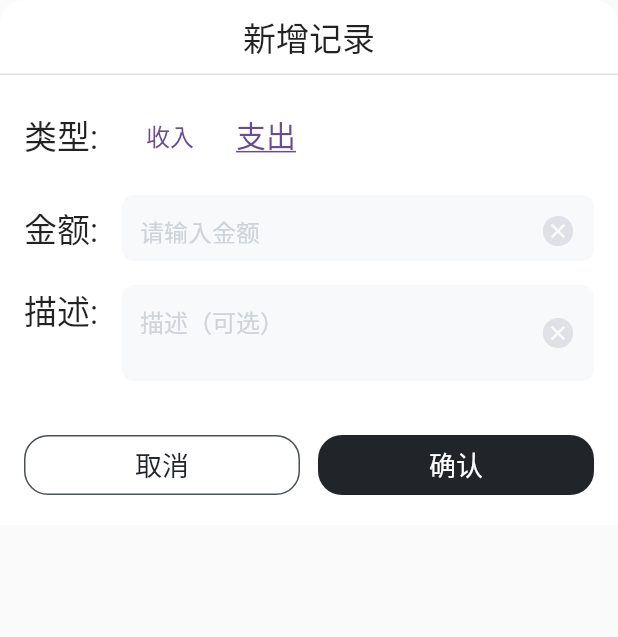
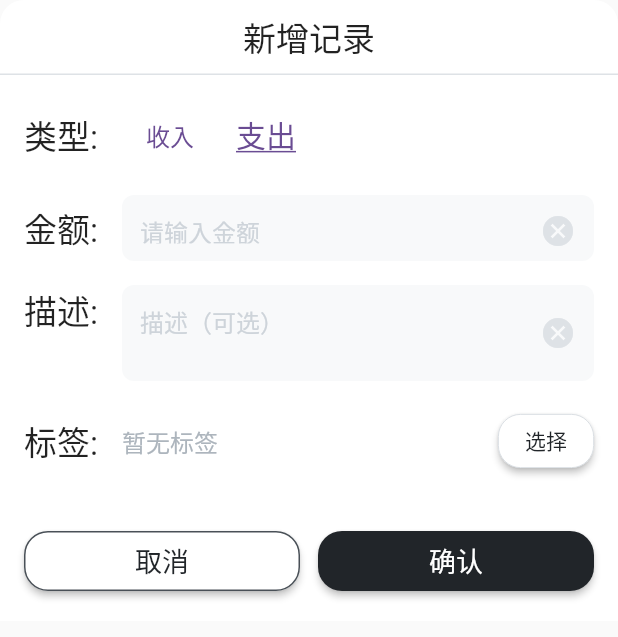
Before and after one commit to lopo12123/wuwu, a Flutter app: the BSConsumptionCreate widget shown alone on an empty page, opened directly, on a phone screen of 412 x 824 dp. Shown: the top 637 px of the screen. Run offline on Flutter 3.47's test engine with Material 2 defaults, Android fonts, the phone set to English and light mode, and no system bars; our stand-ins replace bot_toast, curved_navigation_bar, flutter_slidable, get, hive, hive_flutter and 3 more; missing offline and left inert: flip_board, gesture_password_widget, window_manager, windows_single_instance; accounts and stored records are empty; generated files the repository leaves out were written again; Roboto replaces fonts that are missing (ShouShu, XiaoBai); statements that could not run were skipped.

Commit message:
feat: 新增记录 bs

```diff
--- a/lib/views/bottom_sheet/bs_consumption_create.dart
+++ b/lib/views/bottom_sheet/bs_consumption_create.dart
@@ -2,19 +2,48 @@ import 'package:flutter/material.dart';
 import 'package:get/get.dart';
 import 'package:wuwu/components/common/input_box.dart';
 import 'package:wuwu/components/common/styled_text.dart';
+import 'package:wuwu/components/tag_label.dart';
 import 'package:wuwu/stores/global_store.dart';
+import 'package:wuwu/stores/isar/consumption.dart';
 import 'package:wuwu/stores/isar/tag.dart';
 import 'package:wuwu/styles/palette.dart';
+import 'package:wuwu/utils/my_toast.dart';
 import 'package:wuwu/views/bottom_sheet/bs_base.dart';
+import 'package:wuwu/views/bottom_sheet/bs_tag_picker.dart';
 
 class _BSConsumptionCreateController extends GetxController {
   /// 全部的可用标签
   List<Tag> get allTags => GlobalStoreImpl.store.tags;
 
+  Iterable<Tag> get selectedTags =>
+      allTags.where((tag) => tags.contains(tag.id));
+
   final RxBool income = false.obs;
-  final RxDouble amount = 0.0.obs;
+  final RxDouble amount = (-1.0).obs;
   final RxString desc = ''.obs;
   final RxSet<int> tags = <int>{}.obs;
+
+  Future<void> pickTag() async {
+    Set<int>? tagIds = await Get.bottomSheet(
+      BSTagPicker(initialTags: tags.toSet()),
+    );
+
+    if (tagIds != null) tags(tagIds);
+  }
+
+  void submitForm() {
+    if (amount.value == -1) {
+      MyToast.warn('请输入金额');
+    } else {
+      Get.back(
+        result: Consumption()
+          ..income = income.value
+          ..amount = amount.value
+          ..desc = desc.value
+          ..tags = tags.toList(),
+      );
+    }
+  }
 }
 
 class BSConsumptionCreate extends GetView<_BSConsumptionCreateController> {
@@ -26,6 +55,8 @@ class BSConsumptionCreate extends GetView<_BSConsumptionCreateController> {
 
     return bsBase(
       title: '新增记录',
+      onCancel: Get.back,
+      onConfirm: controller.submitForm,
       children: [
         Obx(
           () => Row(
@@ -84,8 +115,51 @@ class BSConsumptionCreate extends GetView<_BSConsumptionCreateController> {
             ),
           ],
         ).paddingAll(16),
-        // todo: 标签列表选择
-        Row()
+        Row(
+          children: [
+            const StyledText.XiaoBai('标签:', fontSize: 22)
+                .paddingOnly(right: 16),
+            Expanded(
+              child: Obx(
+                () => controller.tags.isEmpty
+                    ? const StyledText.ShouShu(
+                        '暂无标签',
+                        color: Palette.b50,
+                        fontSize: 16,
+                      )
+                    : SizedBox(
+                        height: 30,
+                        child: ListView(
+                          scrollDirection: Axis.horizontal,
+                          children: controller.selectedTags
+                              .map(
+                                (tag) => tagLabel(
+                                  tag: tag,
+                                  margin: const EdgeInsets.only(right: 8),
+                                ),
+                              )
+                              .toList(),
+                        ),
+                      ),
+              ),
+            ),
+            const SizedBox(width: 8),
+            ElevatedButton(
+              style: ElevatedButton.styleFrom(
+                fixedSize: const Size.fromHeight(30),
+                backgroundColor: Palette.b00,
+                disabledBackgroundColor: Palette.b00,
+                shape: RoundedRectangleBorder(
+                  side: const BorderSide(width: 0.5, color: Palette.b40),
+                  borderRadius: BorderRadius.circular(15),
+                ),
+              ),
+              onPressed: controller.pickTag,
+              child: const StyledText.ShouShu('选择', color: Palette.b90),
+            ),
+          ],
+        ).paddingSymmetric(horizontal: 16),
+        const SizedBox(height: 16),
       ],
     );
   }
```
